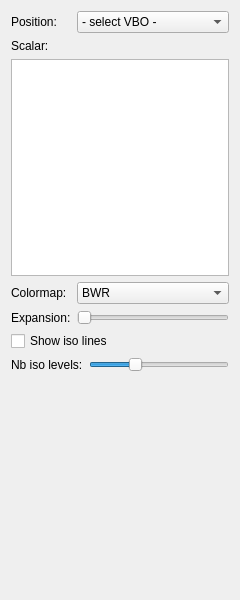
Qt form schnapps/plugins/surface_render_scalar/surface_render_scalar.ui (cgogn/SCHNApps) before a commit.
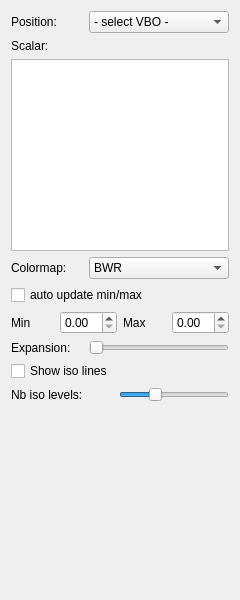
The same form after that commit.

Commit message: surface_render_scalar: enable/disable auto min-max update

The edit to the form file:
```diff
--- a/schnapps/plugins/surface_render_scalar/surface_render_scalar.ui
+++ b/schnapps/plugins/surface_render_scalar/surface_render_scalar.ui
@@ -88,14 +88,45 @@
      </item>
     </widget>
    </item>
-   <item row="4" column="0">
+   <item row="4" column="0" colspan="3">
+    <widget class="QCheckBox" name="check_autoUpdateMinMax">
+     <property name="text">
+      <string>auto update min/max</string>
+     </property>
+    </widget>
+   </item>
+   <item row="5" column="0" colspan="3">
+    <layout class="QHBoxLayout" name="horizontalLayout">
+     <item>
+      <widget class="QLabel" name="label_7">
+       <property name="text">
+        <string>Min</string>
+       </property>
+      </widget>
+     </item>
+     <item>
+      <widget class="QDoubleSpinBox" name="spin_min"/>
+     </item>
+     <item>
+      <widget class="QLabel" name="label_6">
+       <property name="text">
+        <string>Max</string>
+       </property>
+      </widget>
+     </item>
+     <item>
+      <widget class="QDoubleSpinBox" name="spin_max"/>
+     </item>
+    </layout>
+   </item>
+   <item row="6" column="0">
     <widget class="QLabel" name="label">
      <property name="text">
       <string>Expansion:</string>
      </property>
     </widget>
    </item>
-   <item row="4" column="1" colspan="2">
+   <item row="6" column="1" colspan="2">
     <widget class="QSlider" name="slider_expansion">
      <property name="maximum">
       <number>10</number>
@@ -108,21 +139,21 @@
      </property>
     </widget>
    </item>
-   <item row="5" column="0" colspan="3">
+   <item row="7" column="0" colspan="2">
     <widget class="QCheckBox" name="check_showIsoLines">
      <property name="text">
       <string>Show iso lines</string>
      </property>
     </widget>
    </item>
-   <item row="6" column="0" colspan="2">
+   <item row="8" column="0">
     <widget class="QLabel" name="label_5">
      <property name="text">
       <string>Nb iso levels:</string>
      </property>
     </widget>
    </item>
-   <item row="6" column="2">
+   <item row="8" column="2">
     <widget class="QSlider" name="slider_nbIsoLevels">
      <property name="minimum">
       <number>1</number>
@@ -141,7 +172,7 @@
      </property>
     </widget>
    </item>
-   <item row="7" column="0" colspan="3">
+   <item row="9" column="0" colspan="3">
     <spacer name="verticalSpacer">
      <property name="orientation">
       <enum>Qt::Vertical</enum>
```
The commit also changes 5 other files.
